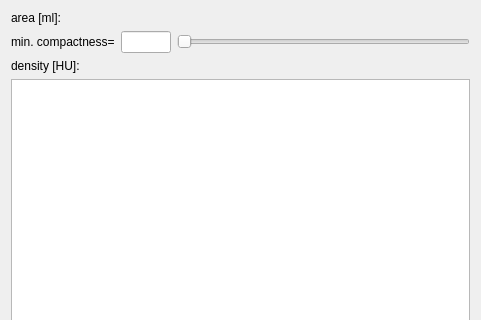
First picture: the form in lesioneditor/objects_widget_GUI.ui, repository mazoku/lesion_editor, before the edit; both pictures show x 0 to 481 and y 0 to 320 of the 481 by 839 pixel window.
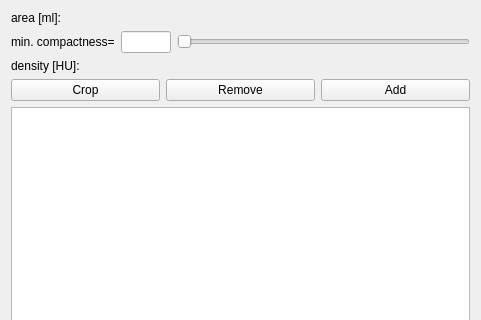
Second picture: the form after the edit.

What changed in the file:
```diff
--- a/lesioneditor/objects_widget_GUI.ui
+++ b/lesioneditor/objects_widget_GUI.ui
@@ -82,6 +82,31 @@
      </item>
     </layout>
    </item>
+   <item>
+    <layout class="QHBoxLayout" name="horizontalLayout">
+     <item>
+      <widget class="QPushButton" name="crop_objects_BTN">
+       <property name="text">
+        <string>Crop</string>
+       </property>
+      </widget>
+     </item>
+     <item>
+      <widget class="QPushButton" name="remove_obj_BTN">
+       <property name="text">
+        <string>Remove</string>
+       </property>
+      </widget>
+     </item>
+     <item>
+      <widget class="QPushButton" name="add_obj_BTN">
+       <property name="text">
+        <string>Add</string>
+       </property>
+      </widget>
+     </item>
+    </layout>
+   </item>
    <item>
     <widget class="QTableView" name="objects_TV">
      <property name="editTriggers">
```
